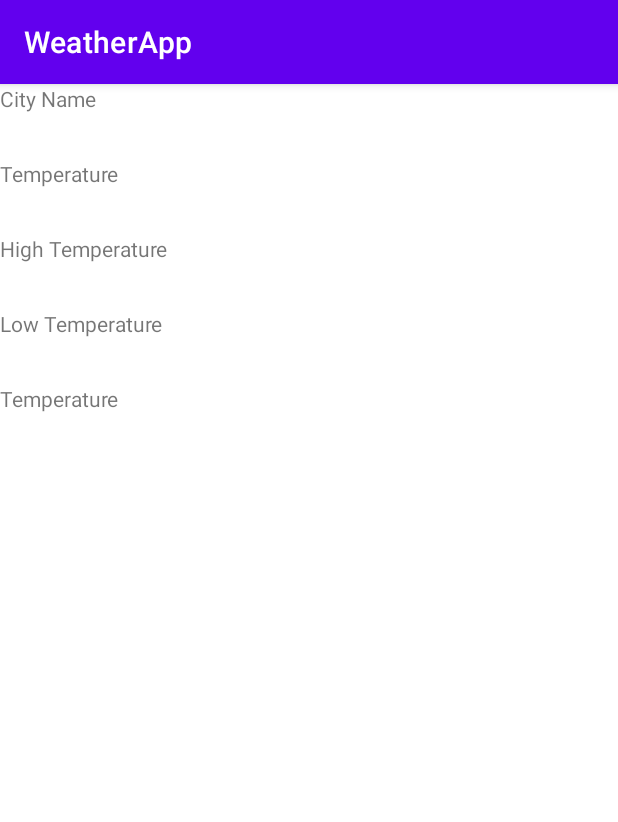
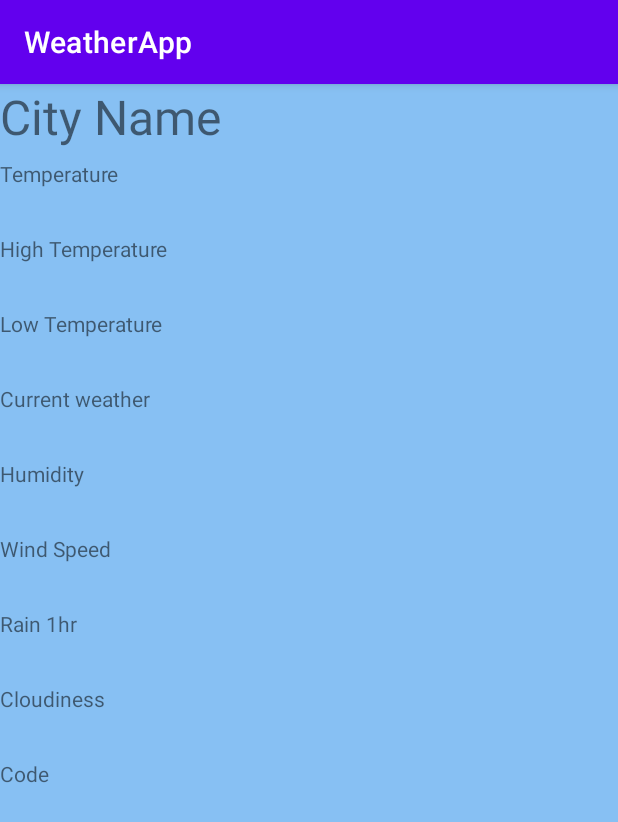
Before and after one commit to kate-arendes/WeatherApp, an Android app: the fragment WeatherFragment shown on its own in the app's theme, on a phone screen of 412 x 824 dp. Shown: the top 822 px of the screen. Run offline under Robolectric (Android 15) with nearby library versions, the phone set to English and light mode, and no system bars; pictures from the network do not load; 3 statements that could not run were skipped.

Commit message:
Displaying all weather info for current location

```diff
--- a/app/build.gradle
+++ b/app/build.gradle
@@ -47,6 +47,7 @@ dependencies {
     implementation 'com.google.android.gms:play-services-maps:18.1.0'
     implementation 'com.squareup.retrofit2:retrofit:2.9.0'
     implementation 'com.squareup.retrofit2:converter-gson:2.9.0'
+    implementation 'com.github.bumptech.glide:glide:4.12.0'
     testImplementation 'junit:junit:4.13.2'
     androidTestImplementation 'androidx.test.ext:junit:1.1.5'
     androidTestImplementation 'androidx.test.espresso:espresso-core:3.5.1'
--- a/app/src/main/java/com/umsl/kma9q7/weatherapp/MapsActivity.kt
+++ b/app/src/main/java/com/umsl/kma9q7/weatherapp/MapsActivity.kt
@@ -19,8 +19,8 @@ class MapsActivity : AppCompatActivity(), OnMapReadyCallback {
 
     private lateinit var mMap: GoogleMap
     private lateinit var binding: ActivityMapsBinding
-    private var latitude = 0.0
-    private var longitude = 0.0
+    private var latitude = 38.7092
+    private var longitude = -90.3083
 
 
     override fun onCreate(savedInstanceState: Bundle?) {
--- a/app/src/main/java/com/umsl/kma9q7/weatherapp/WeatherData.kt
+++ b/app/src/main/java/com/umsl/kma9q7/weatherapp/WeatherData.kt
@@ -3,7 +3,6 @@ package com.umsl.kma9q7.weatherapp
 import com.google.gson.annotations.SerializedName
 
 data class WeatherData(
-    @SerializedName("coord") val coord: Coord,
     @SerializedName("weather") val weather: List<Weather>,
     @SerializedName("base") val base: String,
     @SerializedName("main") val main: TemperatureData,
@@ -26,10 +25,7 @@ data class Sys(
     @SerializedName("sunset") val sunset: Int
 )
 
-data class Coord(
-    @SerializedName("lon") val lon: Double,
-    @SerializedName("lat") val lat: Double
-)
+
 
 data class TemperatureData(
     @SerializedName("temp") val temp: Double,
--- a/app/src/main/java/com/umsl/kma9q7/weatherapp/WeatherFragment.kt
+++ b/app/src/main/java/com/umsl/kma9q7/weatherapp/WeatherFragment.kt
@@ -7,13 +7,14 @@ import androidx.fragment.app.Fragment
 import android.view.LayoutInflater
 import android.view.View
 import android.view.ViewGroup
+import android.widget.ImageView
 import android.widget.TextView
 import android.widget.Toast
-import androidx.recyclerview.widget.LinearLayoutManager
 import retrofit2.Call
 import retrofit2.Callback
 import retrofit2.Response
 import java.util.*
+import com.bumptech.glide.Glide
 
 
 class WeatherFragment : Fragment() {
@@ -45,7 +46,14 @@ class WeatherFragment : Fragment() {
         val temp = view.findViewById<TextView>(R.id.temp)
         val highTemp = view.findViewById<TextView>(R.id.hightemp)
         val lowTemp = view.findViewById<TextView>(R.id.lowtemp)
+        val icon = view.findViewById<ImageView>(R.id.icon)
         val description = view.findViewById<TextView>(R.id.description)
+        val humidity = view.findViewById<TextView>(R.id.humidity)
+        val windspeed = view.findViewById<TextView>(R.id.windspeed)
+        val pressure = view.findViewById<TextView>(R.id.pressure)
+        val cloudiness = view.findViewById<TextView>(R.id.cloudiness)
+        val code = view.findViewById<TextView>(R.id.weatherid)
+
 
         val geocoder = Geocoder(view.context, Locale.getDefault())
         val addresses = geocoder.getFromLocation(lat, long, 1) as List<Address>
@@ -60,10 +68,18 @@ class WeatherFragment : Fragment() {
             override fun onResponse(call: Call<WeatherData>, response: Response<WeatherData>) {
                 if(response.isSuccessful){
                     val weatherData = response.body()!!
+                    Glide.with(view.context).load("https://openweathermap.org/img/w/${weatherData.weather[0].icon}.png").into(icon)
                     temp.text = weatherData.main.temp.toInt().toString()
                     highTemp.text = "High: " + weatherData.main.tempMax.toInt().toString()
                     lowTemp.text = "Low: " + weatherData.main.tempMin.toInt().toString()
-                    description.text = weatherData.weather[0].description
+                    description.text = weatherData.weather[0].description.capitalize()
+                    humidity.text = weatherData.main.humidity.toString()
+                    pressure.text = weatherData.main.pressure.toString()
+                    windspeed.text = weatherData.wind.speed.toString()
+                    cloudiness.text = weatherData.clouds.all.toString()
+
+                    code.text = weatherData.weather[0].id.toString()
+
                 }
             }
 
--- a/app/src/main/res/layout/fragment_weather.xml
+++ b/app/src/main/res/layout/fragment_weather.xml
@@ -5,16 +5,18 @@
     android:layout_height="match_parent"
     xmlns:app="http://schemas.android.com/apk/res-auto"
     tools:context=".WeatherFragment"
-    android:background="@color/white"
+    android:background="#87C0F3"
     android:orientation="vertical">
 
     <TextView
         android:id="@+id/location"
         android:layout_width="match_parent"
         android:layout_height="50dp"
+        android:textSize="32sp"
         app:layout_constraintTop_toTopOf="parent"
         app:layout_constraintLeft_toLeftOf="parent"
         android:text="City Name" />
+
 
     <TextView
         app:layout_constraintTop_toBottomOf="@id/location"
@@ -40,12 +42,60 @@
         android:layout_height="50dp"
         android:text="Low Temperature" />
 
+    <ImageView
+        android:id="@+id/icon"
+        app:layout_constraintLeft_toLeftOf="parent"
+        app:layout_constraintTop_toBottomOf="@id/lowtemp"
+        android:layout_width="100dp"
+        android:layout_height="100dp" />
+
     <TextView
         app:layout_constraintTop_toBottomOf="@id/lowtemp"
         app:layout_constraintLeft_toLeftOf="parent"
         android:id="@+id/description"
         android:layout_width="match_parent"
         android:layout_height="50dp"
-        android:text="Temperature" />
+        android:text="Current weather" />
+
+    <TextView
+        app:layout_constraintTop_toBottomOf="@id/description"
+        app:layout_constraintLeft_toLeftOf="parent"
+        android:id="@+id/humidity"
+        android:layout_width="match_parent"
+        android:layout_height="50dp"
+        android:text="Humidity" />
+
+    <TextView
+        app:layout_constraintTop_toBottomOf="@id/humidity"
+        app:layout_constraintLeft_toLeftOf="parent"
+        android:id="@+id/windspeed"
+        android:layout_width="match_parent"
+        android:layout_height="50dp"
+        android:text="Wind Speed" />
+
+    <TextView
+        app:layout_constraintTop_toBottomOf="@id/windspeed"
+        app:layout_constraintLeft_toLeftOf="parent"
+        android:id="@+id/pressure"
+        android:layout_width="match_parent"
+        android:layout_height="50dp"
+        android:text="Rain 1hr" />
+
+    <TextView
+        app:layout_constraintTop_toBottomOf="@id/pressure"
+        app:layout_constraintLeft_toLeftOf="parent"
+        android:id="@+id/cloudiness"
+        android:layout_width="match_parent"
+        android:layout_height="50dp"
+        android:text="Cloudiness" />
+
+    <TextView
+        app:layout_constraintTop_toBottomOf="@id/cloudiness"
+        app:layout_constraintLeft_toLeftOf="parent"
+        android:id="@+id/weatherid"
+        android:layout_width="match_parent"
+        android:layout_height="50dp"
+        android:text="Code" />
+
 
 </androidx.constraintlayout.widget.ConstraintLayout>
```
